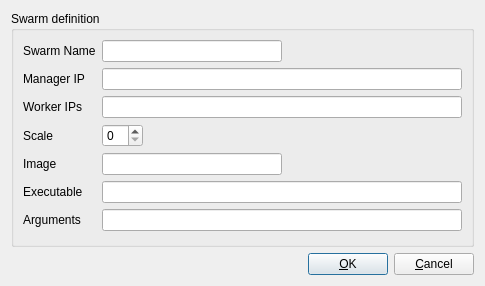
Qt form qpfhmi/swarmedit.ui (jc-gonzalez/qpfsvn) before a commit.
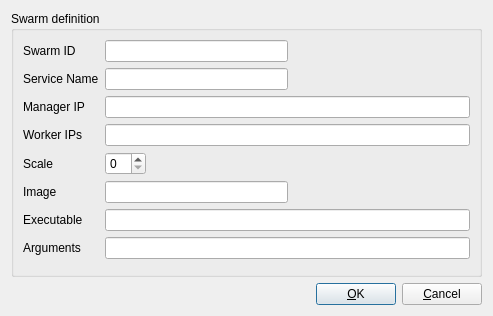
The same form after that commit.

What changed in the file:
```diff
--- a/qpfhmi/swarmedit.ui
+++ b/qpfhmi/swarmedit.ui
@@ -6,8 +6,8 @@
    <rect>
     <x>0</x>
     <y>0</y>
-    <width>485</width>
-    <height>286</height>
+    <width>493</width>
+    <height>316</height>
    </rect>
   </property>
   <property name="windowTitle">
@@ -23,7 +23,7 @@
       <item row="0" column="0">
        <widget class="QLabel" name="label_5">
         <property name="text">
-         <string>Swarm Name</string>
+         <string>Swarm ID</string>
         </property>
         <property name="alignment">
          <set>Qt::AlignLeading|Qt::AlignLeft|Qt::AlignVCenter</set>
@@ -50,33 +50,30 @@
         </item>
        </layout>
       </item>
-      <item row="1" column="0">
-       <widget class="QLabel" name="label_6">
-        <property name="text">
-         <string>Manager IP</string>
-        </property>
-        <property name="alignment">
-         <set>Qt::AlignLeading|Qt::AlignLeft|Qt::AlignVCenter</set>
-        </property>
-       </widget>
-      </item>
-      <item row="1" column="1">
+      <item row="2" column="1">
        <widget class="QLineEdit" name="edManagerIP"/>
       </item>
+      <item row="6" column="0">
+       <widget class="QLabel" name="label_10">
+        <property name="text">
+         <string>Executable</string>
+        </property>
+        <property name="alignment">
+         <set>Qt::AlignLeading|Qt::AlignLeft|Qt::AlignVCenter</set>
+        </property>
+       </widget>
+      </item>
       <item row="2" column="0">
-       <widget class="QLabel" name="label_7">
+       <widget class="QLabel" name="label_6">
         <property name="text">
-         <string>Worker IPs</string>
+         <string>Manager IP</string>
         </property>
         <property name="alignment">
          <set>Qt::AlignLeading|Qt::AlignLeft|Qt::AlignVCenter</set>
         </property>
        </widget>
       </item>
-      <item row="2" column="1">
-       <widget class="QLineEdit" name="edWorkerIPs"/>
-      </item>
-      <item row="3" column="0">
+      <item row="4" column="0">
        <widget class="QLabel" name="label_9">
         <property name="text">
          <string>Scale</string>
@@ -86,27 +83,7 @@
         </property>
        </widget>
       </item>
-      <item row="3" column="1">
-       <layout class="QHBoxLayout" name="horizontalLayout_9" stretch="0,2">
-        <item>
-         <widget class="QSpinBox" name="spbxScale"/>
-        </item>
-        <item>
-         <spacer name="horizontalSpacer_5">
-          <property name="orientation">
-           <enum>Qt::Horizontal</enum>
-          </property>
-          <property name="sizeHint" stdset="0">
-           <size>
-            <width>40</width>
-            <height>20</height>
-           </size>
-          </property>
-         </spacer>
-        </item>
-       </layout>
-      </item>
-      <item row="4" column="0">
+      <item row="5" column="0">
        <widget class="QLabel" name="label_8">
         <property name="text">
          <string>Image</string>
@@ -116,24 +93,7 @@
         </property>
        </widget>
       </item>
-      <item row="5" column="0">
-       <widget class="QLabel" name="label_10">
-        <property name="text">
-         <string>Executable</string>
-        </property>
-        <property name="alignment">
-         <set>Qt::AlignLeading|Qt::AlignLeft|Qt::AlignVCenter</set>
-        </property>
-       </widget>
-      </item>
-      <item row="5" column="1">
-       <widget class="QLineEdit" name="edExe">
-        <property name="readOnly">
-         <bool>true</bool>
-        </property>
-       </widget>
-      </item>
-      <item row="6" column="0">
+      <item row="7" column="0">
        <widget class="QLabel" name="label_11">
         <property name="text">
          <string>Arguments</string>
@@ -143,14 +103,37 @@
         </property>
        </widget>
       </item>
-      <item row="6" column="1">
-       <widget class="QLineEdit" name="edArgs">
-        <property name="readOnly">
-         <bool>true</bool>
-        </property>
-       </widget>
-      </item>
       <item row="4" column="1">
+       <layout class="QHBoxLayout" name="horizontalLayout_9" stretch="0,2">
+        <item>
+         <widget class="QSpinBox" name="spbxScale"/>
+        </item>
+        <item>
+         <spacer name="horizontalSpacer_5">
+          <property name="orientation">
+           <enum>Qt::Horizontal</enum>
+          </property>
+          <property name="sizeHint" stdset="0">
+           <size>
+            <width>40</width>
+            <height>20</height>
+           </size>
+          </property>
+         </spacer>
+        </item>
+       </layout>
+      </item>
+      <item row="3" column="0">
+       <widget class="QLabel" name="label_7">
+        <property name="text">
+         <string>Worker IPs</string>
+        </property>
+        <property name="alignment">
+         <set>Qt::AlignLeading|Qt::AlignLeft|Qt::AlignVCenter</set>
+        </property>
+       </widget>
+      </item>
+      <item row="5" column="1">
        <layout class="QHBoxLayout" name="horizontalLayout_10">
         <item>
          <widget class="QLineEdit" name="edImage"/>
@@ -170,6 +153,53 @@
         </item>
        </layout>
       </item>
+      <item row="3" column="1">
+       <widget class="QLineEdit" name="edWorkerIPs"/>
+      </item>
+      <item row="7" column="1">
+       <widget class="QLineEdit" name="edArgs">
+        <property name="readOnly">
+         <bool>true</bool>
+        </property>
+       </widget>
+      </item>
+      <item row="6" column="1">
+       <widget class="QLineEdit" name="edExe">
+        <property name="readOnly">
+         <bool>true</bool>
+        </property>
+       </widget>
+      </item>
+      <item row="1" column="1">
+       <layout class="QHBoxLayout" name="horizontalLayout_6">
+        <item>
+         <widget class="QLineEdit" name="edSrvName"/>
+        </item>
+        <item>
+         <spacer name="horizontalSpacer_7">
+          <property name="orientation">
+           <enum>Qt::Horizontal</enum>
+          </property>
+          <property name="sizeHint" stdset="0">
+           <size>
+            <width>40</width>
+            <height>20</height>
+           </size>
+          </property>
+         </spacer>
+        </item>
+       </layout>
+      </item>
+      <item row="1" column="0">
+       <widget class="QLabel" name="label_12">
+        <property name="text">
+         <string>Service Name</string>
+        </property>
+        <property name="alignment">
+         <set>Qt::AlignLeading|Qt::AlignLeft|Qt::AlignVCenter</set>
+        </property>
+       </widget>
+      </item>
      </layout>
     </widget>
    </item>
```
Left out of the diff: 2 changed lines with no effect on the pictures.
